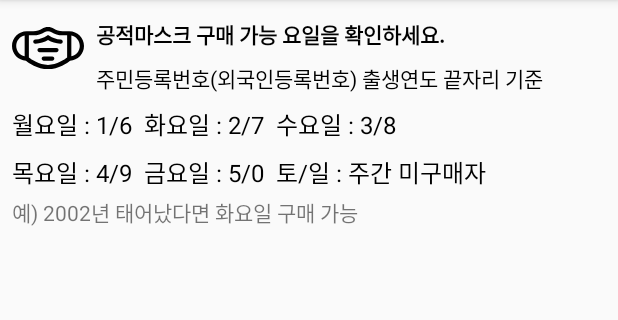
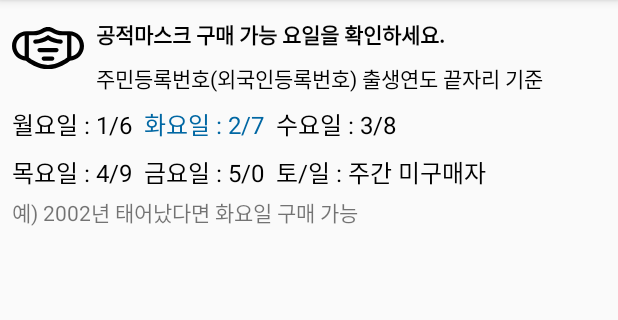
Before and after one commit to mue6328/FindMask-Android, an Android app: the screen it shows after launch (MainActivity), item 3 of the bottom bar chosen, on a phone screen of 412 x 824 dp, the part 84-404 px from its top. Run offline under Robolectric (Android 15) with nearby library versions, the light colour scheme and no system bars; libraries missing offline, so code that uses them is left out: com.github.mikephil.charting, net.daum.mf; 2 statements that could not run were skipped.

Commit message:
[FIX] 필요없는 코드 삭제

```diff
--- a/app/src/main/java/com/example/findmask/activity/MainActivity.kt
+++ b/app/src/main/java/com/example/findmask/activity/MainActivity.kt
@@ -21,12 +21,9 @@ import java.security.MessageDigest
 import java.security.NoSuchAlgorithmException
 
 class MainActivity : AppCompatActivity(), BottomNavigationView.OnNavigationItemSelectedListener {
-    private var maskService: MaskService? = null
-    private var coronaService: CoronaService? = null
-
     private val mainFragment = MainFragment()
     private val coronaFragment = CoronaFragment()
-    private val fragment3 = FragmentMoreInfo()
+    private val fragmentMoreInfo = FragmentMoreInfo()
 
     override fun onCreate(savedInstanceState: Bundle?) {
         super.onCreate(savedInstanceState)
@@ -35,7 +32,7 @@ class MainActivity : AppCompatActivity(), BottomNavigationView.OnNavigationItemS
         var bottomNavigationView = findViewById<View>(R.id.bottom_Navi) as BottomNavigationView
         bottomNavigationView.setOnNavigationItemSelectedListener(this)
 
-        getHashKey()
+        //getHashKey()
 
         supportFragmentManager.beginTransaction().replace(R.id.frameLayout, mainFragment).commit()
     }
@@ -68,7 +65,7 @@ class MainActivity : AppCompatActivity(), BottomNavigationView.OnNavigationItemS
                 supportFragmentManager.beginTransaction().replace(R.id.frameLayout, coronaFragment).commit()
             }
             R.id.action_MoreInfo -> {
-                supportFragmentManager.beginTransaction().replace(R.id.frameLayout, fragment3).commit()
+                supportFragmentManager.beginTransaction().replace(R.id.frameLayout, fragmentMoreInfo).commit()
             }
         }
         return true
--- a/app/src/main/java/com/example/findmask/fragment/FragmentMoreInfo.kt
+++ b/app/src/main/java/com/example/findmask/fragment/FragmentMoreInfo.kt
@@ -2,6 +2,7 @@ package com.example.findmask.fragment
 
 import android.content.Context
 import android.content.pm.PackageManager
+import android.graphics.Color
 import android.location.Location
 import android.location.LocationManager
 import android.os.Build
@@ -10,6 +11,7 @@ import android.util.Log
 import android.view.LayoutInflater
 import android.view.View
 import android.view.ViewGroup
+import android.widget.TextView
 import androidx.core.app.ActivityCompat
 import androidx.core.content.ContextCompat
 import androidx.fragment.app.Fragment
@@ -21,11 +23,14 @@ import com.example.findmask.adapter.MoreInfoAdapter
 import com.example.findmask.model.MaskByGeoInfo
 import com.example.findmask.model.MoreInfo
 import com.example.findmask.service.MaskService
+import kotlinx.android.synthetic.main.fragment_moreinfo.*
 import net.daum.mf.map.api.MapPOIItem
 import net.daum.mf.map.api.MapPoint
 import retrofit2.Call
 import retrofit2.Callback
 import retrofit2.Response
+import java.util.*
+import kotlin.collections.ArrayList
 
 class FragmentMoreInfo : Fragment() {
 
@@ -37,7 +42,41 @@ class FragmentMoreInfo : Fragment() {
         inflater: LayoutInflater, container: ViewGroup?, savedInstanceState: Bundle?): View? {
         var view = inflater.inflate(R.layout.fragment_moreinfo, container, false)
 
+        var monday = view.findViewById<TextView>(R.id.monday)
+        var tuesday = view.findViewById<TextView>(R.id.tuesday)
+        var wednesday = view.findViewById<TextView>(R.id.wednesday)
+        var thursday = view.findViewById<TextView>(R.id.thursday)
+        var friday = view.findViewById<TextView>(R.id.friday)
+        var weekend = view.findViewById<TextView>(R.id.weekend)
+
         initService()
+
+        var cal = Calendar.getInstance()
+
+        var week = cal.get(Calendar.DAY_OF_WEEK)
+
+        if (week == 1) {
+            weekend.setTextColor(Color.rgb(0, 103, 163))
+        }
+        else if (week == 2) {
+            monday.setTextColor(Color.rgb(0, 103, 163))
+        }
+        else if (week == 3) {
+            tuesday.setTextColor(Color.rgb(0, 103, 163))
+        }
+        else if (week == 4) {
+            wednesday.setTextColor(Color.rgb(0, 103, 163))
+        }
+        else if (week == 5) {
+            thursday.setTextColor(Color.rgb(0, 103, 163))
+        }
+        else if (week == 6) {
+            friday.setTextColor(Color.rgb(0, 103, 163))
+        }
+        else if (week == 7) {
+            weekend.setTextColor(Color.rgb(0, 103, 163))
+        }
+
 
         var moreInfoRecyclerView: RecyclerView = view.findViewById(R.id.moreInfoRecyclerView)
 
--- a/app/src/main/java/com/example/findmask/fragment/MainFragment.kt
+++ b/app/src/main/java/com/example/findmask/fragment/MainFragment.kt
@@ -95,7 +95,7 @@ class MainFragment : Fragment() {
 
                     mapViewContainer.addView(mapView)
 
-                    Log.d("gps", "위도: " + latitude + " 경도: " + longitude + g.getFromLocation(latitude, longitude, 10))
+                    //Log.d("gps", "위도: " + latitude + " 경도: " + longitude + g.getFromLocation(latitude, longitude, 10))
 
                     var marker = MapPOIItem()
                     marker.itemName = "현재 위치"
@@ -154,8 +154,8 @@ class MainFragment : Fragment() {
                                     if (location != null) {
                                         longitude = location!!.longitude
                                         latitude = location!!.latitude
-                                        Log.d("위도, 경도: ",  "" + latitude + longitude)
-                                        Toast.makeText(mcontext, "위도, 경도: " + latitude + " " + longitude, Toast.LENGTH_SHORT).show()
+//                                        Log.d("위도, 경도: ",  "" + latitude + longitude)
+//                                        Toast.makeText(mcontext, "위도, 경도: " + latitude + " " + longitude, Toast.LENGTH_SHORT).show()
                                         mapView.removePOIItem(marker)
 
                                         marker.mapPoint = MapPoint.mapPointWithGeoCoord(latitude, longitude)
```
